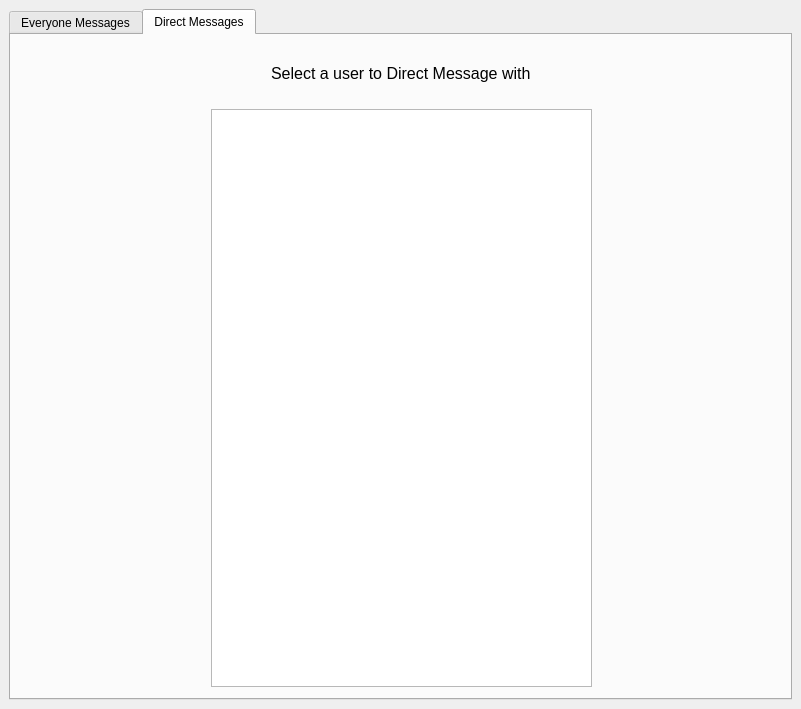
Qt form src/ui/main.ui (SSS-Says-Snek/hisock-voip-app) before a commit.
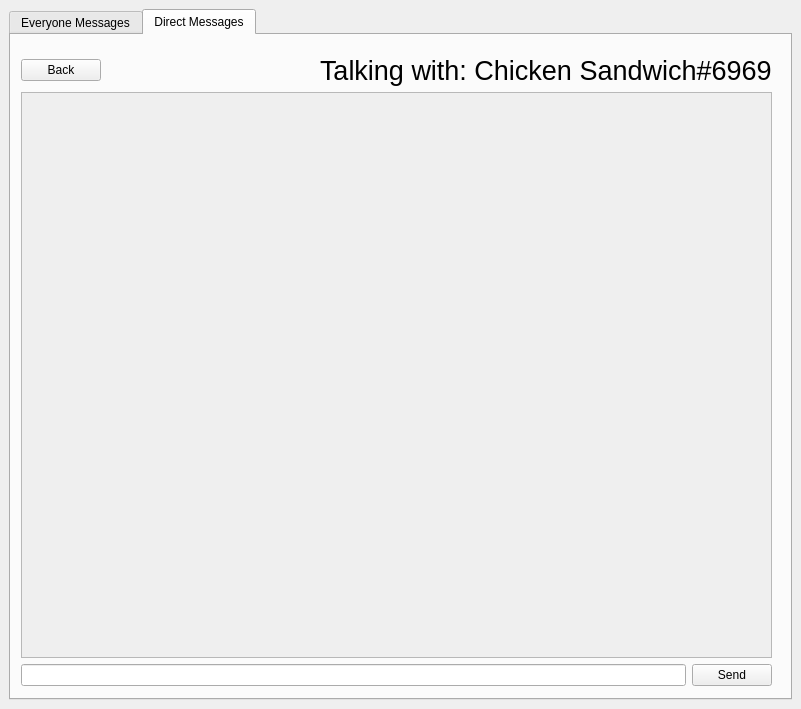
The same form after that commit.

Commit message: Finalize DM person UI

```diff
--- a/src/ui/main.ui
+++ b/src/ui/main.ui
@@ -134,7 +134,7 @@
          </rect>
         </property>
         <property name="currentIndex">
-         <number>0</number>
+         <number>1</number>
         </property>
         <widget class="QWidget" name="user_selection">
          <layout class="QVBoxLayout" name="verticalLayout">
@@ -191,6 +191,97 @@
           </item>
          </layout>
         </widget>
+        <widget class="QWidget" name="dm">
+         <widget class="QWidget" name="layoutWidget">
+          <property name="geometry">
+           <rect>
+            <x>10</x>
+            <y>10</y>
+            <width>751</width>
+            <height>641</height>
+           </rect>
+          </property>
+          <layout class="QVBoxLayout" name="verticalLayout_2">
+           <property name="topMargin">
+            <number>10</number>
+           </property>
+           <item>
+            <layout class="QHBoxLayout" name="horizontalLayout">
+             <item>
+              <widget class="QPushButton" name="dm_back_button">
+               <property name="sizePolicy">
+                <sizepolicy hsizetype="Fixed" vsizetype="Fixed">
+                 <horstretch>0</horstretch>
+                 <verstretch>0</verstretch>
+                </sizepolicy>
+               </property>
+               <property name="text">
+                <string>Back</string>
+               </property>
+              </widget>
+             </item>
+             <item>
+              <spacer name="horizontalSpacer_3">
+               <property name="orientation">
+                <enum>Qt::Horizontal</enum>
+               </property>
+               <property name="sizeHint" stdset="0">
+                <size>
+                 <width>40</width>
+                 <height>20</height>
+                </size>
+               </property>
+              </spacer>
+             </item>
+             <item>
+              <widget class="QLabel" name="dm_who_label">
+               <property name="font">
+                <font>
+                 <family>Segoe UI</family>
+                 <pointsize>20</pointsize>
+                </font>
+               </property>
+               <property name="text">
+                <string>Talking with: Chicken Sandwich#6969</string>
+               </property>
+              </widget>
+             </item>
+            </layout>
+           </item>
+           <item>
+            <widget class="QScrollArea" name="dm_message_scrollarea">
+             <property name="widgetResizable">
+              <bool>true</bool>
+             </property>
+             <widget class="QWidget" name="dm_message_widget">
+              <property name="geometry">
+               <rect>
+                <x>0</x>
+                <y>0</y>
+                <width>747</width>
+                <height>537</height>
+               </rect>
+              </property>
+             </widget>
+            </widget>
+           </item>
+           <item>
+            <layout class="QHBoxLayout" name="send_box_2">
+             <item>
+              <widget class="QLineEdit" name="everyone_message_to_send_2"/>
+             </item>
+             <item>
+              <widget class="QPushButton" name="everyone_send_button_2">
+               <property name="text">
+                <string>Send</string>
+               </property>
+              </widget>
+             </item>
+            </layout>
+           </item>
+          </layout>
+         </widget>
+        </widget>
        </widget>
       </widget>
      </widget>
```
Left out of the diff: 6 changed lines with no effect on the pictures. The commit also changes 2 other files.
